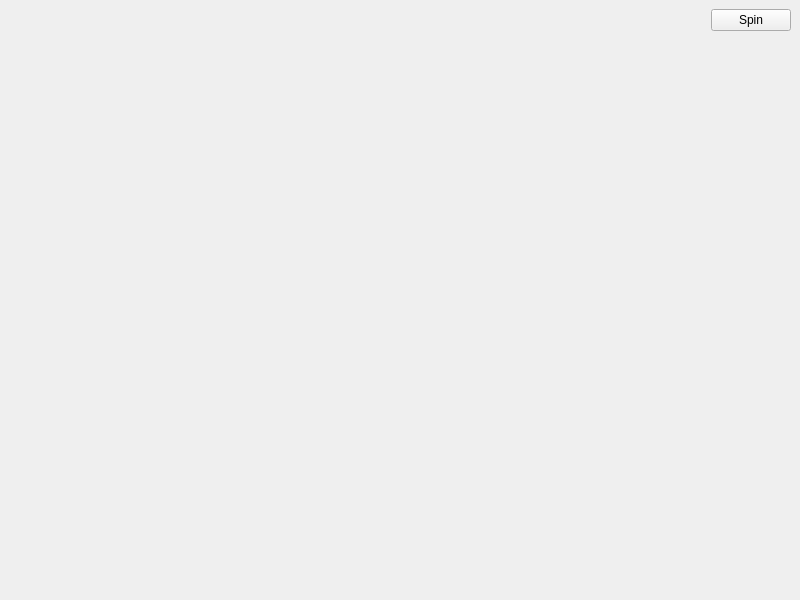
Old version of the form src/mainwindow.ui in the repository ifschleife/CuteGL.
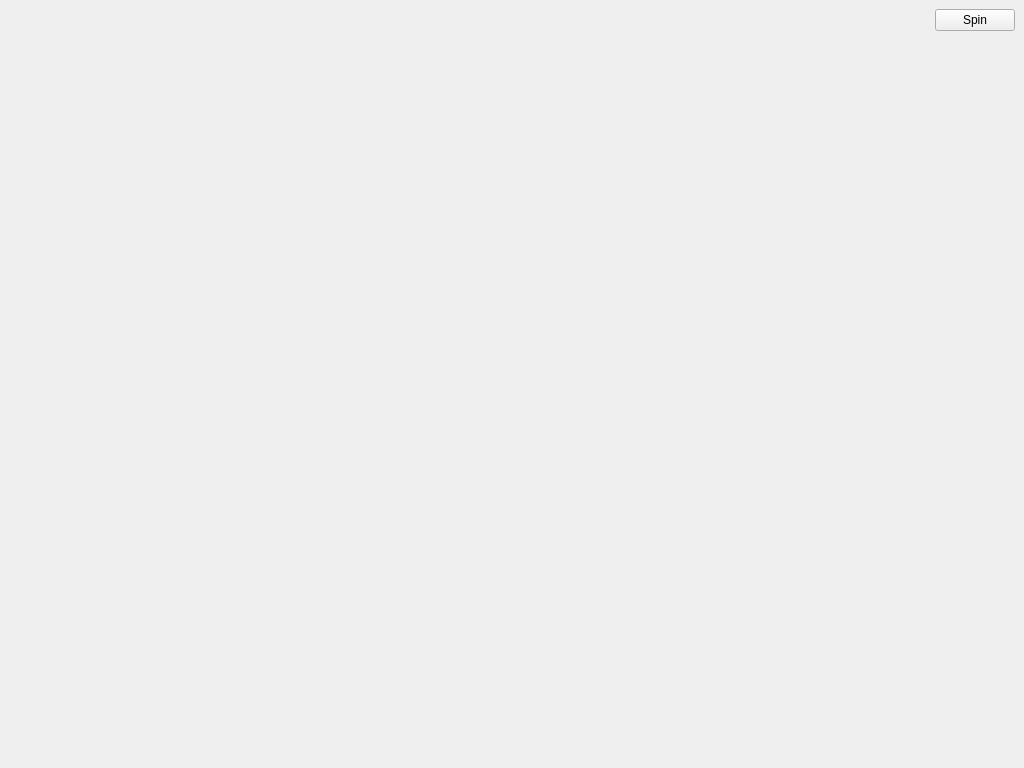
New version of the form.

Commit message: Increased window size slightly

```diff
--- a/src/mainwindow.ui
+++ b/src/mainwindow.ui
@@ -6,8 +6,8 @@
    <rect>
     <x>0</x>
     <y>0</y>
-    <width>800</width>
-    <height>600</height>
+    <width>1024</width>
+    <height>768</height>
    </rect>
   </property>
   <property name="windowTitle">
```
The commit also changes 1 other file.
